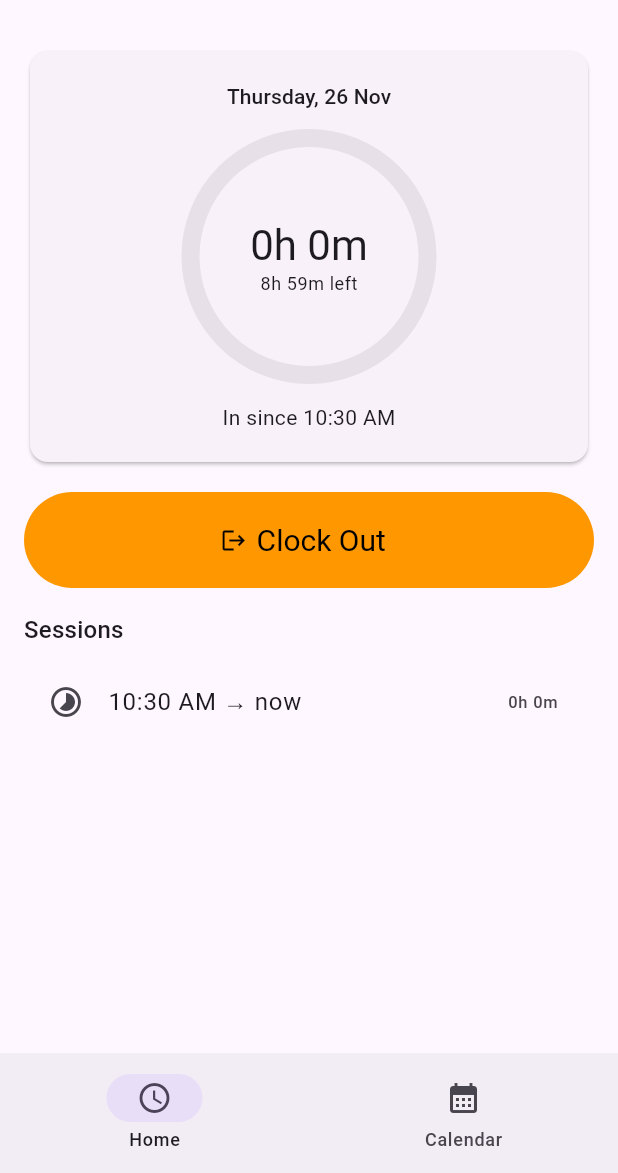
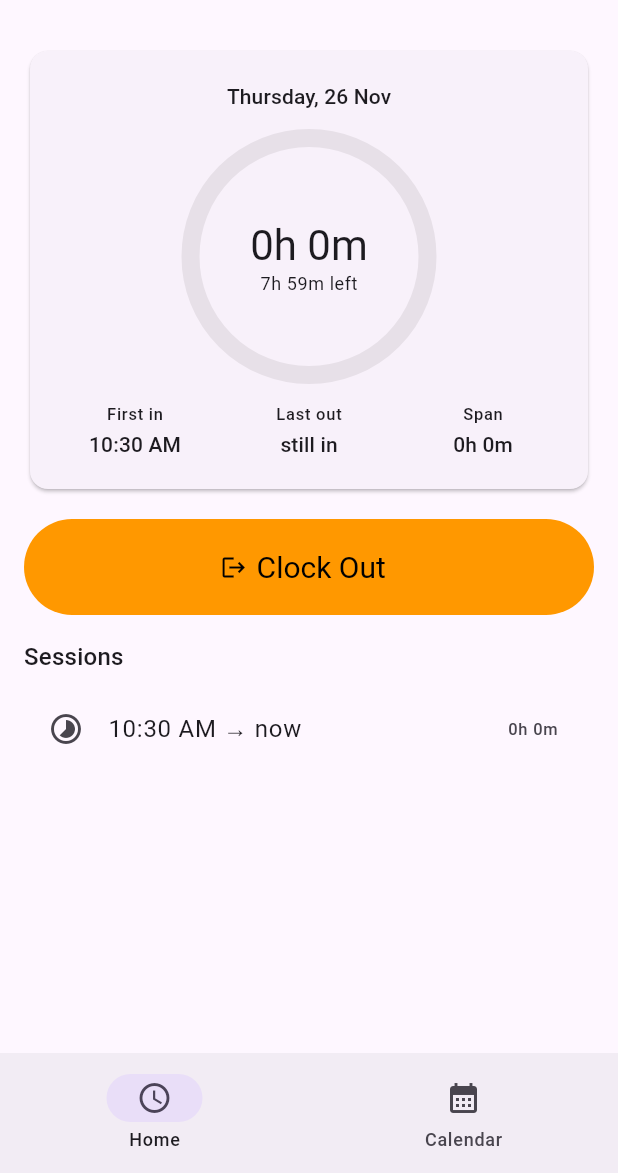
Before and after one commit to Sourish-Kanna/InOut, a Flutter app: the screen it shows after launch, after a tap on "Clock In", on a phone screen of 412 x 824 dp, the part 63-1236 px from its top. Run offline on Flutter 3.47's test engine with Material 3 defaults, Android fonts, the phone set to English and light mode, and no system bars; drawn by our look-alikes of percent_indicator; our stand-ins replace csv, drift, drift_flutter, flutter_calendar_carousel, flutter_riverpod, material_ui; accounts and stored records are empty; generated files the repository leaves out were written again; statements that could not run were skipped.

Commit message:
refactor: update daily target to 8 hours, add first/last clock-in/out summary, and enhance calendar view

```diff
--- a/lib/screens/calendar_screen.dart
+++ b/lib/screens/calendar_screen.dart
@@ -2,6 +2,7 @@ import 'package:flutter_calendar_carousel/flutter_calendar_carousel.dart';
 import 'package:flutter_riverpod/flutter_riverpod.dart';
 import 'package:material_ui/material_ui.dart';
 
+import '../widgets/day_summary.dart';
 import '../data/app_database.dart';
 import '../providers/providers.dart';
 import '../utils/csv_export.dart';
@@ -70,9 +71,18 @@ class _CalendarScreenState extends ConsumerState<CalendarScreen> {
       spacing: 12,
       runSpacing: 6,
       children: [
-        _legendChip(_palette(DayStatus.met, dark)!.$1, '9h+'),
-        _legendChip(_palette(DayStatus.partial, dark)!.$1, '6-9h'),
-        _legendChip(_palette(DayStatus.short, dark)!.$1, 'under 6h'),
+        _legendChip(
+          _palette(DayStatus.met, dark)!.$1,
+          '${dailyTarget.inHours}h+',
+        ),
+        _legendChip(
+          _palette(DayStatus.partial, dark)!.$1,
+          '${partialThreshold.inHours}-${dailyTarget.inHours}h',
+        ),
+        _legendChip(
+          _palette(DayStatus.short, dark)!.$1,
+          'under ${partialThreshold.inHours}h',
+        ),
         _legendChip(_palette(DayStatus.missed, dark)!.$1, 'missed'),
         _legendChip(_palette(DayStatus.inProgress, dark)!.$1, 'in progress'),
       ],
@@ -257,6 +267,10 @@ class _CalendarScreenState extends ConsumerState<CalendarScreen> {
                   style: Theme.of(context).textTheme.titleMedium,
                 ),
               ),
+              Padding(
+                padding: const EdgeInsets.fromLTRB(16, 8, 16, 0),
+                child: DaySummaryRow(summary: daySummary(daySessions, now)),
+              ),
               if (daySessions.isEmpty)
                 const Padding(
                   padding: EdgeInsets.all(16),
--- a/lib/screens/home_screen.dart
+++ b/lib/screens/home_screen.dart
@@ -3,6 +3,7 @@ import 'package:intl/intl.dart';
 import 'package:material_ui/material_ui.dart';
 import 'package:percent_indicator/percent_indicator.dart';
 
+import '../widgets/day_summary.dart';
 import '../data/app_database.dart';
 import '../providers/providers.dart';
 import '../utils/time_utils.dart';
@@ -92,10 +93,13 @@ class HomeScreen extends ConsumerWidget {
                               ],
                             ),
                           ),
-                      if (open != null && !staleOpen) ...[
                           const SizedBox(height: 12),
-                        Text('In since ${formatTime(open.clockIn)}'),
-                      ],
+                          Padding(
+                            padding: const EdgeInsets.symmetric(horizontal: 12),
+                            child: DaySummaryRow(
+                              summary: daySummary(sessions, now),
+                            ),
+                          ),
                         ],
                       ),
                     ),
--- a/lib/utils/time_utils.dart
+++ b/lib/utils/time_utils.dart
@@ -1,6 +1,11 @@
 import 'package:intl/intl.dart';
 
 import '../data/app_database.dart';
+
+const dailyTarget = Duration(hours: 8);
+const partialThreshold = Duration(hours: 5); // amber starts here
+enum DayStatus { none, met, partial, short, missed, inProgress }
+final _timeFmt = DateFormat('h:mm a');
 
 /// Duration of one session. Open session counts up to [now].
 Duration sessionDuration(Session s, DateTime now) {
@@ -24,12 +29,7 @@ Duration totalFor(Iterable<Session> sessions, DateTime now) =>
     sessions.fold(Duration.zero, (sum, s) => sum + sessionDuration(s, now));
 
 String formatHm(Duration d) => '${d.inHours}h ${d.inMinutes.remainder(60)}m';
-
-final _timeFmt = DateFormat('h:mm a');
 String formatTime(DateTime t) => _timeFmt.format(t);
-
-const dailyTarget = Duration(hours: 9);
-const partialThreshold = Duration(hours: 6); // amber starts here
 
 /// Total per day, keyed by LOCAL midnight of the clock_in date.
 Map<DateTime, Duration> dailyTotals(Iterable<Session> sessions, DateTime now) {
@@ -40,8 +40,6 @@ Map<DateTime, Duration> dailyTotals(Iterable<Session> sessions, DateTime now) {
   }
   return map;
 }
-
-enum DayStatus { none, met, partial, short, missed, inProgress }
 
 DayStatus dayStatus({
   required DateTime day,
@@ -54,10 +52,57 @@ DayStatus dayStatus({
 
   if (d.weekday >= DateTime.saturday) return DayStatus.none; // weekends ignored
   if (d.isAfter(today)) return DayStatus.none;
-  if (inProgress) return DayStatus.inProgress;
+  if (inProgress) return DayStatus.inProgress; // blue only while running
   if (total >= dailyTarget) return DayStatus.met;
-  if (d == today) return DayStatus.none; // day not over, don't mark it red yet
   if (total >= partialThreshold) return DayStatus.partial;
   if (total > Duration.zero) return DayStatus.short;
+  if (d == today) return DayStatus.none; // today, nothing logged yet
   return DayStatus.missed;
 }
+
+bool _isSameDay(DateTime a, DateTime b) =>
+    a.year == b.year && a.month == b.month && a.day == b.day;
+
+class DaySummary {
+  const DaySummary({
+    required this.firstIn,
+    required this.lastOut,
+    required this.span,
+  });
+
+  final DateTime firstIn;
+  final DateTime? lastOut; // null while still clocked in
+  final Duration? span; // null for a stale open session (real length unknown)
+}
+
+/// Pass the sessions of ONE day.
+DaySummary? daySummary(List<Session> sessions, DateTime now) {
+  if (sessions.isEmpty) return null;
+
+  final first = sessions
+      .map((s) => s.clockIn)
+      .reduce((a, b) => a.isBefore(b) ? a : b);
+  final hasOpen = sessions.any((s) => s.clockOut == null);
+
+  if (hasOpen) {
+    // an open session from an earlier day would inflate the span, so skip it
+    if (!_isSameDay(first, now)) {
+      return DaySummary(firstIn: first, lastOut: null, span: null);
+    }
+    final d = now.difference(first);
+    return DaySummary(
+      firstIn: first,
+      lastOut: null,
+      span: d.isNegative ? Duration.zero : d,
+    );
+  }
+
+  final last = sessions
+      .map((s) => s.clockOut!)
+      .reduce((a, b) => a.isAfter(b) ? a : b);
+  return DaySummary(
+    firstIn: first,
+    lastOut: last,
+    span: last.difference(first),
+  );
+}
--- /dev/null
+++ b/lib/widgets/day_summary.dart
@@ -0,0 +1,37 @@
+import 'package:material_ui/material_ui.dart';
+
+import '../utils/time_utils.dart';
+
+class DaySummaryRow extends StatelessWidget {
+  const DaySummaryRow({super.key, required this.summary});
+
+  final DaySummary? summary;
+
+  @override
+  Widget build(BuildContext context) {
+    final s = summary;
+    if (s == null) return const SizedBox.shrink();
+    final t = Theme.of(context).textTheme;
+
+    Widget stat(String label, String value) => Expanded(
+      child: Column(
+        children: [
+          Text(label, style: t.labelSmall),
+          const SizedBox(height: 2),
+          Text(value, style: t.titleSmall),
+        ],
+      ),
+    );
+
+    return Row(
+      children: [
+        stat('First in', formatTime(s.firstIn)),
+        stat(
+          'Last out',
+          s.lastOut == null ? 'still in' : formatTime(s.lastOut!),
+        ),
+        stat('Span', s.span == null ? '-' : formatHm(s.span!)),
+      ],
+    );
+  }
+}
```
Also changed, not shown: 1 other file. Lines whose indentation alone changed are shown as unchanged.
